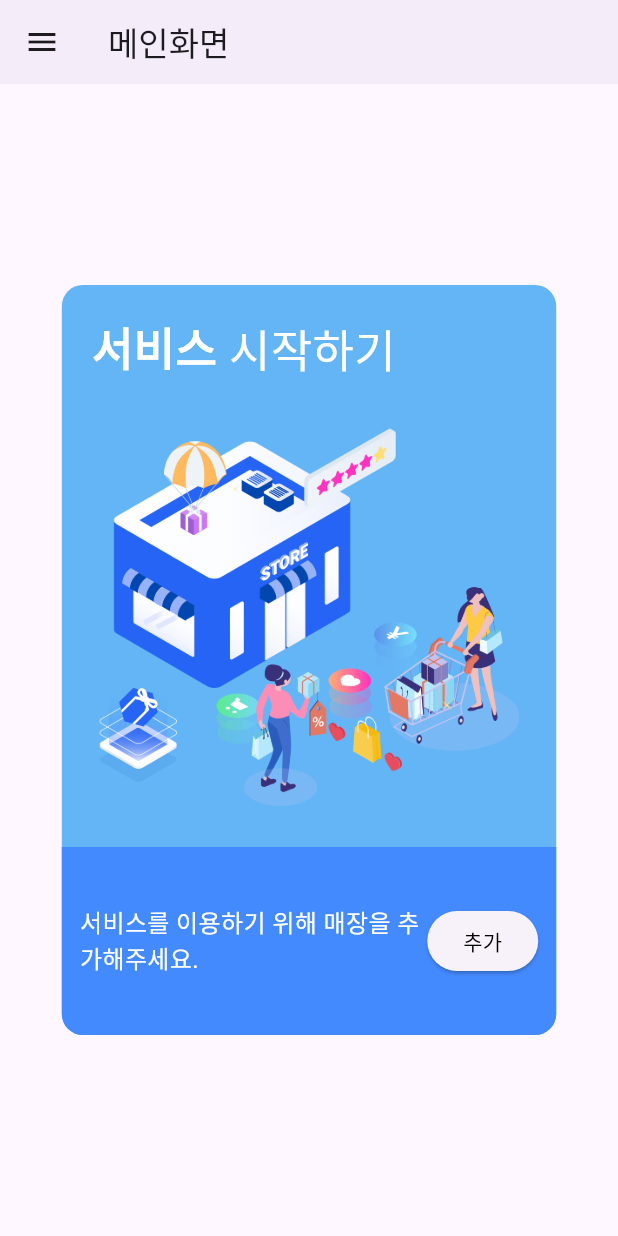
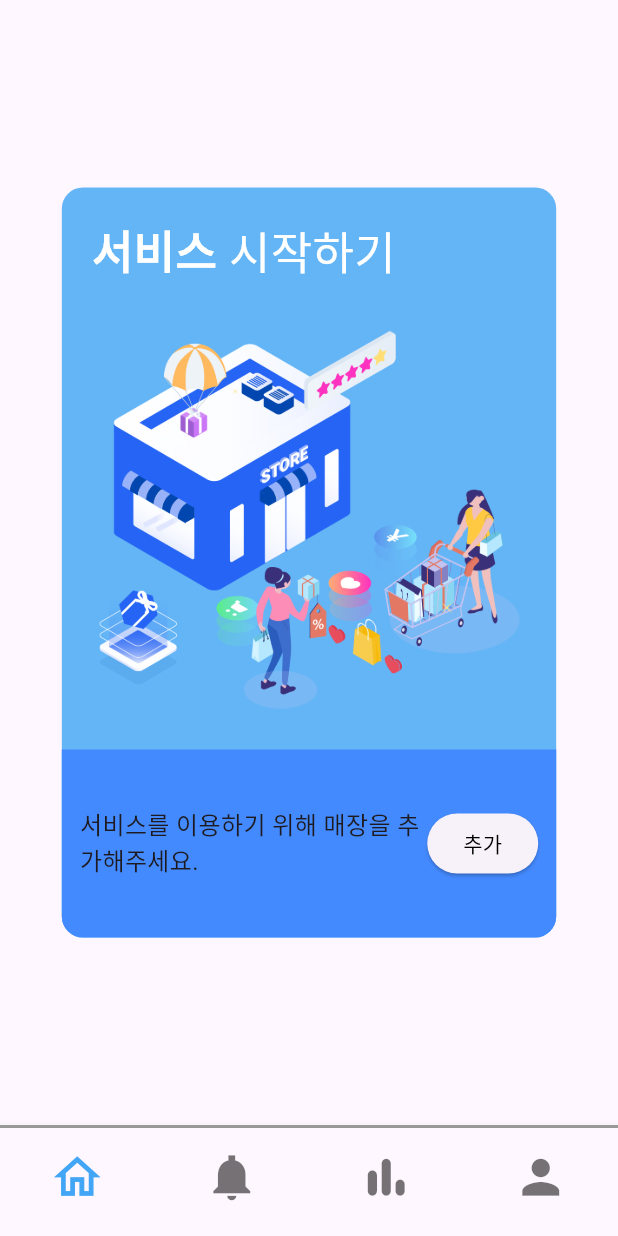
Before and after one commit to nuyggnoes/SSG-USMS-Front-Flutter, a Flutter app: the screen it shows after launch, after a tap on "비밀번호 찾기", on a phone screen of 412 x 824 dp. Run offline on Flutter 3.47's test engine with Material 3 defaults, Android fonts, the phone set to English and light mode, and no system bars; our stand-ins replace chewie, date_field, dio, file_picker, firebase_core, firebase_messaging and 6 more; missing offline and left inert: kpostal; accounts and stored records are empty; network calls fail.

Commit message:
Add BottomNavigationBar in HomeScreen

```diff
--- a/usms_app/lib/screen/home_screen.dart
+++ b/usms_app/lib/screen/home_screen.dart
@@ -3,13 +3,18 @@ import 'dart:convert';
 import 'package:dio/dio.dart';
 import 'package:flutter/material.dart';
 import 'package:flutter_secure_storage/flutter_secure_storage.dart';
+import 'package:usms_app/main.dart';
 import 'package:usms_app/models/user_model.dart';
+import 'package:usms_app/screen/notification_list_screen.dart';
 import 'package:usms_app/screen/register_screen.dart';
 
 import 'package:usms_app/screen/register_store_screen.dart';
 import 'package:usms_app/screen/secondary_password_screen.dart';
 import 'package:usms_app/screen/set_security_level_screen.dart';
+import 'package:usms_app/screen/statistic_screen.dart';
 import 'package:usms_app/screen/store_detail_screen.dart';
+import 'package:usms_app/screen/user_info_screen.dart';
+import 'package:usms_app/widget/store_register_widget.dart';
 
 class HomeScreen extends StatefulWidget {
   const HomeScreen({super.key});
@@ -32,6 +37,8 @@ class _HomeScreenState extends State<HomeScreen> with TickerProviderStateMixin {
   late AnimationController _animationController;
   late Animation<Offset> _offsetAnimation;
   late Animation<double> _opacityAnimation;
+
+  late List<Widget> widgetOptions;
 
   @override
   void initState() {
@@ -61,6 +68,17 @@ class _HomeScreenState extends State<HomeScreen> with TickerProviderStateMixin {
       parent: _animationController,
       curve: Curves.easeInOut,
     ));
+
+    widgetOptions = <Widget>[
+      RegisterStoreWidget(
+          animationController: _animationController,
+          offsetAnimation: _offsetAnimation,
+          opacityAnimation: _opacityAnimation),
+      const NotificationListScreen(),
+      const StatisticScreen(),
+      const MyPageScreen(),
+    ];
+
     // 페이지가 나타날 때 애니메이션 실행
     _animationController.forward();
   }
@@ -145,30 +163,61 @@ class _HomeScreenState extends State<HomeScreen> with TickerProviderStateMixin {
     Navigator.pushNamedAndRemoveUntil(context, '/', (route) => false);
   }
 
+  int currentPageIndex = 0;
+  int selectedIndex = 0;
+  void _onItemTapped(int index) {
+    setState(() {
+      selectedIndex = index;
+    });
+  }
+
   @override
   Widget build(BuildContext context) {
-    return MaterialApp(
-      theme: ThemeData(
-        primaryColor: Colors.blue[200],
-        textTheme: const TextTheme(
-          bodyMedium: TextStyle(
-            fontSize: 16,
-            color: Colors.white,
+    return Scaffold(
+      bottomNavigationBar: Container(
+        decoration: const BoxDecoration(
+          border: Border(
+            top: BorderSide(width: 2, color: Colors.grey),
           ),
         ),
+        child: BottomNavigationBar(
+          items: const [
+            BottomNavigationBarItem(
+              icon: Icon(Icons.home_outlined),
+              label: '홈',
             ),
-      home: Scaffold(
-        appBar: AppBar(
-          elevation: 2,
-          title: const Text('메인화면'),
+            BottomNavigationBarItem(
+              icon: Icon(Icons.notifications_sharp),
+              label: '알림',
+            ),
+            BottomNavigationBarItem(
+              icon: Icon(Icons.bar_chart_rounded),
+              label: '통계',
+            ),
+            BottomNavigationBarItem(
+              icon: Icon(Icons.person),
+              label: '내 정보',
+            ),
+          ],
+          currentIndex: selectedIndex,
+          selectedItemColor: Colors.blue[400],
+          iconSize: 37,
+          onTap: _onItemTapped,
+          showSelectedLabels: false,
+          showUnselectedLabels: false, //(1)
+          type: BottomNavigationBarType.fixed,
+        ),
+      ),
+      body: SafeArea(
+        child: widgetOptions.elementAt(selectedIndex),
       ),
       drawer: Drawer(
         child: ListView(
           padding: EdgeInsets.zero,
           children: [
             UserAccountsDrawerHeader(
-                decoration: const BoxDecoration(
-                  color: Colors.blueAccent,
+              decoration: BoxDecoration(
+                color: Colors.blue[400],
               ),
               accountName: Row(
                 children: [
@@ -298,100 +347,10 @@ class _HomeScreenState extends State<HomeScreen> with TickerProviderStateMixin {
           ],
         ),
       ),
-        body: Center(
-          child: AnimatedBuilder(
-              animation: _animationController,
-              builder: (context, child) {
-                return SlideTransition(
-                  position: _offsetAnimation,
-                  child: Opacity(
-                    opacity: _opacityAnimation.value,
-                    child: Container(
-                      width: MediaQuery.of(context).size.width * 0.8,
-                      height: 500,
-                      decoration: BoxDecoration(
-                        // color: const Color.fromARGB(255, 170, 214, 211),
-                        color: Colors.blue[300],
-                        borderRadius: BorderRadius.circular(14),
-                      ),
-                      child: Column(
-                        children: [
-                          const Padding(
-                            padding: EdgeInsets.all(20),
-                            child: Row(
-                              children: [
-                                Text(
-                                  '서비스 ',
-                                  style: TextStyle(
-                                    fontSize: 30,
-                                    color: Colors.white,
-                                    fontWeight: FontWeight.w800,
-                                  ),
-                                ),
-                                Text(
-                                  '시작하기',
-                                  style: TextStyle(
-                                    fontSize: 30,
-                                    color: Colors.white,
-                                  ),
-                                ),
-                              ],
-                            ),
-                          ),
-                          Padding(
-                            padding: const EdgeInsets.symmetric(horizontal: 20),
-                            child: Image.asset(
-                              'assets/main_img.png',
-                              width: double.infinity,
-                            ),
-                          ),
-                          Expanded(
-                            child: Container(
-                                width: double.infinity,
-                                decoration: const BoxDecoration(
-                                  // color: Color.fromARGB(255, 130, 186, 182),
-                                  color: Colors.blueAccent,
-                                  borderRadius: BorderRadius.only(
-                                    bottomLeft: Radius.circular(14),
-                                    bottomRight: Radius.circular(14),
-                                  ),
-                                ),
-                                child: Padding(
-                                  padding: const EdgeInsets.all(12),
-                                  child: Row(
-                                    children: [
-                                      const Expanded(
-                                        flex: 7,
-                                        child: Text(
-                                          '서비스를 이용하기 위해 매장을 추가해주세요.',
-                                          softWrap: true,
-                                        ),
-                                      ),
-                                      ElevatedButton(
-                                        onPressed: () {
-                                          print('추가하기');
-                                          Navigator.pushNamed(
-                                              context, RegisterStore.route);
-                                        },
-                                        child: const Text(
-                                          '추가',
-                                          style: TextStyle(
-                                            color: Colors.black,
-                                          ),
-                                        ),
-                                      ),
-                                    ],
-                                  ),
-                                )),
-                          )
-                        ],
-                      ),
-                    ),
-                  ),
-                );
-              }),
-        ),
-      ),
+      // body: RegisterStoreWidget(
+      //     animationController: _animationController,
+      //     offsetAnimation: _offsetAnimation,
+      //     opacityAnimation: _opacityAnimation),
     );
   }
 }
--- a/usms_app/lib/screen/register_store_screen.dart
+++ b/usms_app/lib/screen/register_store_screen.dart
@@ -97,6 +97,7 @@ class _RegisterStoreState extends State<RegisterStore> {
             ),
             title: const Text('매장 등록'),
             elevation: 10,
+            centerTitle: true,
           ),
           body: SingleChildScrollView(
             child: Padding(
--- a/usms_app/lib/screen/store_detail_screen.dart
+++ b/usms_app/lib/screen/store_detail_screen.dart
@@ -1,7 +1,5 @@
 import 'package:chewie/chewie.dart';
-import 'package:flutter/cupertino.dart';
 import 'package:flutter/material.dart';
-import 'package:flutter/services.dart';
 import 'package:usms_app/screen/cctv_detail_screen.dart';
 import 'package:usms_app/screen/notification_list_screen.dart';
 import 'package:usms_app/screen/statistic_screen.dart';
@@ -28,12 +26,12 @@ class _StoreDetailState extends State<StoreDetail> {
   }
 
   setVideoPlayer() async {
-    String urlString =
-        'https://demo.unified-streaming.com/k8s/features/stable/video/tears-of-steel/tears-of-steel.ism/.m3u8';
+    // String urlString =
+    // 'https://demo.unified-streaming.com/k8s/features/stable/video/tears-of-steel/tears-of-steel.ism/.m3u8';
     // String urlString =
     // 'https://usms.serveftp.com/video/hls/replay/test2/test2-1704442722.m3u8';
-    // String urlString =
-    // 'https://usms.serveftp.com/video/hls/live/test2/index.m3u8';
+    String urlString =
+        'https://usms.serveftp.com/video/hls/live/test2/index.m3u8';
     Uri uri = Uri.parse(urlString);
 
     _videoController = VideoPlayerController.networkUrl(uri);
@@ -153,17 +151,19 @@ class _StoreDetailState extends State<StoreDetail> {
                       buttonText: 'CCTV 현황',
                       routeName: CCTVScreen.route,
                       parentContext: context,
+                      videoPlayerController: _videoController,
+                      chewieController: _chewieController,
                     ),
-                    CustomBoxButton(
-                      buttonText: '지난 알림 목록',
-                      routeName: NotificationListScreen.route,
-                      parentContext: context,
-                    ),
-                    CustomBoxButton(
-                      buttonText: '통계 지표',
-                      routeName: StatisticScreen.route,
-                      parentContext: context,
-                    ),
+                    // CustomBoxButton(
+                    //   buttonText: '지난 알림 목록',
+                    //   routeName: NotificationListScreen.route,
+                    //   parentContext: context,
+                    // ),
+                    // CustomBoxButton(
+                    //   buttonText: '통계 지표',
+                    //   routeName: StatisticScreen.route,
+                    //   parentContext: context,
+                    // ),
                   ],
                 ),
               ),
@@ -179,12 +179,16 @@ class CustomBoxButton extends StatelessWidget {
   final buttonText;
   final routeName;
   final BuildContext parentContext;
+  final VideoPlayerController videoPlayerController;
+  final ChewieController chewieController;
 
   const CustomBoxButton({
     super.key,
     required this.buttonText,
     required this.routeName,
     required this.parentContext,
+    required this.videoPlayerController,
+    required this.chewieController,
   });
 
   @override
--- /dev/null
+++ b/usms_app/lib/screen/user_info_screen.dart
@@ -0,0 +1,16 @@
+import 'package:flutter/material.dart';
+
+class MyPageScreen extends StatelessWidget {
+  const MyPageScreen({super.key});
+
+  @override
+  Widget build(BuildContext context) {
+    return const Scaffold(
+      body: SafeArea(
+        child: Center(
+          child: Text('내정보'),
+        ),
+      ),
+    );
+  }
+}
--- /dev/null
+++ b/usms_app/lib/widget/store_register_widget.dart
@@ -0,0 +1,116 @@
+import 'package:flutter/material.dart';
+import 'package:usms_app/screen/register_store_screen.dart';
+
+class RegisterStoreWidget extends StatelessWidget {
+  const RegisterStoreWidget({
+    super.key,
+    required AnimationController animationController,
+    required Animation<Offset> offsetAnimation,
+    required Animation<double> opacityAnimation,
+  })  : _animationController = animationController,
+        _offsetAnimation = offsetAnimation,
+        _opacityAnimation = opacityAnimation;
+
+  final AnimationController _animationController;
+  final Animation<Offset> _offsetAnimation;
+  final Animation<double> _opacityAnimation;
+
+  @override
+  Widget build(BuildContext context) {
+    return Center(
+      child: AnimatedBuilder(
+        animation: _animationController,
+        builder: (context, child) {
+          return SlideTransition(
+            position: _offsetAnimation,
+            child: Opacity(
+              opacity: _opacityAnimation.value,
+              child: Container(
+                width: MediaQuery.of(context).size.width * 0.8,
+                height: 500,
+                decoration: BoxDecoration(
+                  // color: const Color.fromARGB(255, 170, 214, 211),
+                  color: Colors.blue[300],
+                  borderRadius: BorderRadius.circular(14),
+                ),
+                child: Column(
+                  children: [
+                    const Padding(
+                      padding: EdgeInsets.all(20),
+                      child: Row(
+                        children: [
+                          Text(
+                            '서비스 ',
+                            style: TextStyle(
+                              fontSize: 30,
+                              color: Colors.white,
+                              fontWeight: FontWeight.w800,
+                            ),
+                          ),
+                          Text(
+                            '시작하기',
+                            style: TextStyle(
+                              fontSize: 30,
+                              color: Colors.white,
+                            ),
+                          ),
+                        ],
+                      ),
+                    ),
+                    Padding(
+                      padding: const EdgeInsets.symmetric(horizontal: 20),
+                      child: Image.asset(
+                        'assets/main_img.png',
+                        width: double.infinity,
+                      ),
+                    ),
+                    Expanded(
+                      child: Container(
+                        width: double.infinity,
+                        decoration: const BoxDecoration(
+                          // color: Color.fromARGB(255, 130, 186, 182),
+                          color: Colors.blueAccent,
+                          borderRadius: BorderRadius.only(
+                            bottomLeft: Radius.circular(14),
+                            bottomRight: Radius.circular(14),
+                          ),
+                        ),
+                        child: Padding(
+                          padding: const EdgeInsets.all(12),
+                          child: Row(
+                            children: [
+                              const Expanded(
+                                flex: 7,
+                                child: Text(
+                                  '서비스를 이용하기 위해 매장을 추가해주세요.',
+                                  softWrap: true,
+                                ),
+                              ),
+                              ElevatedButton(
+                                onPressed: () {
+                                  print('추가하기');
+                                  Navigator.pushNamed(
+                                      context, RegisterStore.route);
+                                },
+                                child: const Text(
+                                  '추가',
+                                  style: TextStyle(
+                                    color: Colors.black,
+                                  ),
+                                ),
+                              ),
+                            ],
+                          ),
+                        ),
+                      ),
+                    )
+                  ],
+                ),
+              ),
+            ),
+          );
+        },
+      ),
+    );
+  }
+}
```
Lines whose indentation alone changed are shown as unchanged.
